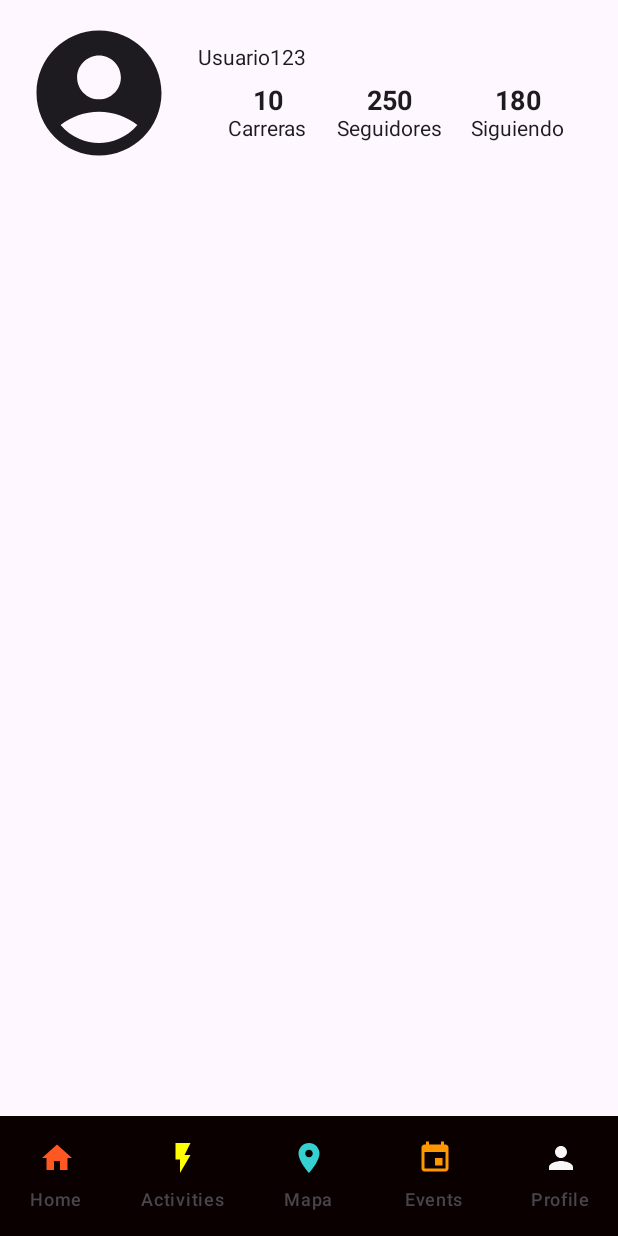
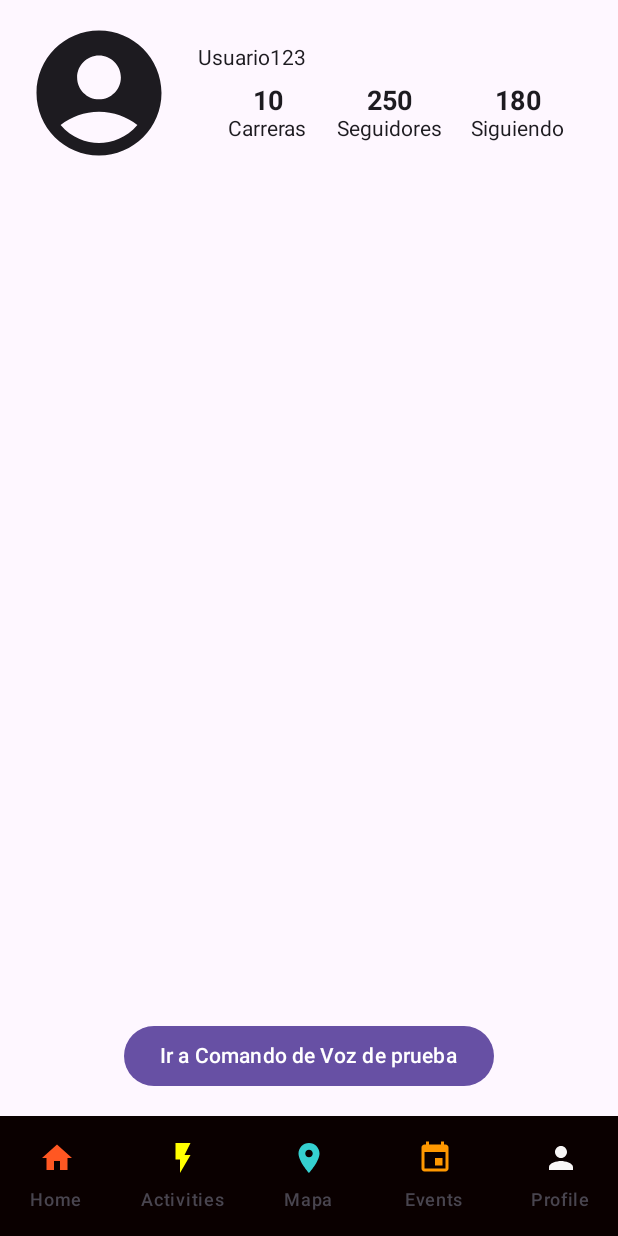
Before and after one commit to ICM2530/RunSync, an Android app built with Jetpack Compose: the ProfileScreen screen opened through its navigation route, on a phone screen of 412 x 824 dp. Run offline under Robolectric (Android 15) with nearby library versions, the phone set to English and light mode, and no system bars.

Commit message:
esta el comando de voz en el perfil como modo de prueba

```diff
--- a/app/build.gradle.kts
+++ b/app/build.gradle.kts
@@ -52,6 +52,7 @@ dependencies {
     implementation("androidx.navigation:navigation-compose:2.9.3")
     implementation ("androidx.compose.material:material-icons-extended")
     implementation("io.coil-kt:coil-compose:2.6.0")
+    implementation("androidx.compose.material:material-icons-extended:1.1.1")
     testImplementation(libs.junit)
     androidTestImplementation(libs.androidx.junit)
     androidTestImplementation(libs.androidx.espresso.core)
--- a/app/src/main/java/com/example/runsyncmockups/Navigation/Navigation.kt
+++ b/app/src/main/java/com/example/runsyncmockups/Navigation/Navigation.kt
@@ -14,6 +14,7 @@ import com.example.runsyncmockups.ui.ActivitiesScreen
 import com.example.runsyncmockups.ui.ChatScreen
 import com.example.runsyncmockups.ui.EventsScreen
 import com.example.runsyncmockups.ui.ProfileScreen
+import com.example.runsyncmockups.ui.SpeechText
 
 
 enum class AppScreens{
@@ -26,7 +27,8 @@ enum class AppScreens{
     Activities,
     Events,
     Chat,
-    Profile
+    Profile,
+    Voz
 
 }
 
@@ -70,8 +72,9 @@ fun Navigation(){
         composable(route = AppScreens.Profile.name){
             ProfileScreen(navController)
         }
-
-
+        composable(route = AppScreens.Voz.name) {
+            SpeechText(navController)
+        }
 
     }
     }
--- a/app/src/main/java/com/example/runsyncmockups/ui/ProfileScreen.kt
+++ b/app/src/main/java/com/example/runsyncmockups/ui/ProfileScreen.kt
@@ -2,11 +2,18 @@ package com.example.runsyncmockups.ui
 
 import BottomBarView
 import android.provider.ContactsContract
+import androidx.compose.foundation.layout.Box
+import androidx.compose.foundation.layout.fillMaxSize
 import androidx.compose.foundation.layout.padding
+import androidx.compose.material3.Button
 import androidx.compose.material3.Scaffold
+import androidx.compose.material3.Text
 import androidx.compose.runtime.Composable
+import androidx.compose.ui.Alignment
 import androidx.compose.ui.Modifier
+import androidx.compose.ui.unit.dp
 import androidx.navigation.NavController
+import com.example.runsyncmockups.Navigation.AppScreens
 import com.example.runsyncmockups.ui.mocks.PantallaActividad
 import com.example.runsyncmockups.ui.mocks.PantallaPerfil
 
@@ -15,9 +22,24 @@ fun ProfileScreen(navController: NavController) {
 
 
     Scaffold(
-        bottomBar = {BottomBarView(navController)}
-    )
-    { padding ->
-        PantallaPerfil(modifier = Modifier.padding(padding))
+        bottomBar = { BottomBarView(navController) }
+    ) { padding ->
+        Box(
+            modifier = Modifier
+                .fillMaxSize()
+                .padding(padding)
+        ) {
+            PantallaPerfil(modifier = Modifier.fillMaxSize())
+            Button(
+                onClick = {
+                    navController.navigate(AppScreens.Voz.name)
+                },
+                modifier = Modifier
+                    .align(Alignment.BottomCenter)
+                    .padding(bottom = 16.dp)
+            ) {
+                Text("Ir a Comando de Voz de prueba")
+            }
+        }
     }
 }
```
Also changed, not shown: app/src/main/AndroidManifest.xml (+7 -0 lines), app/src/main/java/com/example/runsyncmockups/ui/ComandoVoz.kt (added, +131 -0 lines).
